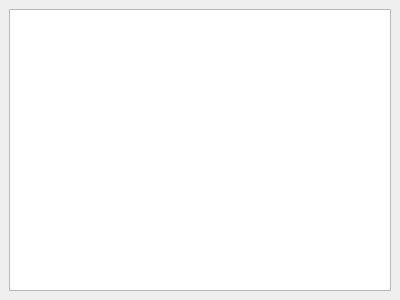
iu7-2014/networks, file rc/client/client.ui: the form before one commit.
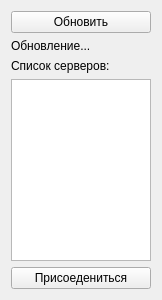
The form after the commit.

Commit message: Updated client, server and more...

```diff
--- a/rc/client/client.ui
+++ b/rc/client/client.ui
@@ -1,25 +1,57 @@
 <?xml version="1.0" encoding="UTF-8"?>
 <ui version="4.0">
- <class>DockWidget</class>
- <widget class="QDockWidget" name="DockWidget">
+ <class>Form</class>
+ <widget class="QWidget" name="Form">
   <property name="geometry">
    <rect>
     <x>0</x>
     <y>0</y>
-    <width>400</width>
+    <width>162</width>
     <height>300</height>
    </rect>
   </property>
+  <property name="maximumSize">
+   <size>
+    <width>200</width>
+    <height>1080</height>
+   </size>
+  </property>
   <property name="windowTitle">
    <string>Доступные</string>
   </property>
-  <widget class="QWidget" name="dockWidgetContents">
-   <layout class="QHBoxLayout" name="horizontalLayout">
-    <item>
-     <widget class="QListView" name="listView"/>
-    </item>
-   </layout>
-  </widget>
+  <layout class="QVBoxLayout" name="verticalLayout">
+   <item>
+    <widget class="QPushButton" name="refreshButton">
+     <property name="text">
+      <string>Обновить</string>
+     </property>
+    </widget>
+   </item>
+   <item>
+    <widget class="QLabel" name="refreshLabel">
+     <property name="text">
+      <string>Обновление...</string>
+     </property>
+    </widget>
+   </item>
+   <item>
+    <widget class="QLabel" name="label">
+     <property name="text">
+      <string>Список серверов:</string>
+     </property>
+    </widget>
+   </item>
+   <item>
+    <widget class="QListWidget" name="serverList"/>
+   </item>
+   <item>
+    <widget class="QPushButton" name="connectButton">
+     <property name="text">
+      <string>Присоедениться</string>
+     </property>
+    </widget>
+   </item>
+  </layout>
  </widget>
  <resources/>
  <connections/>
```
Left out of the diff: 2 changed lines with no effect on the pictures. The commit also changes 5 other files.
